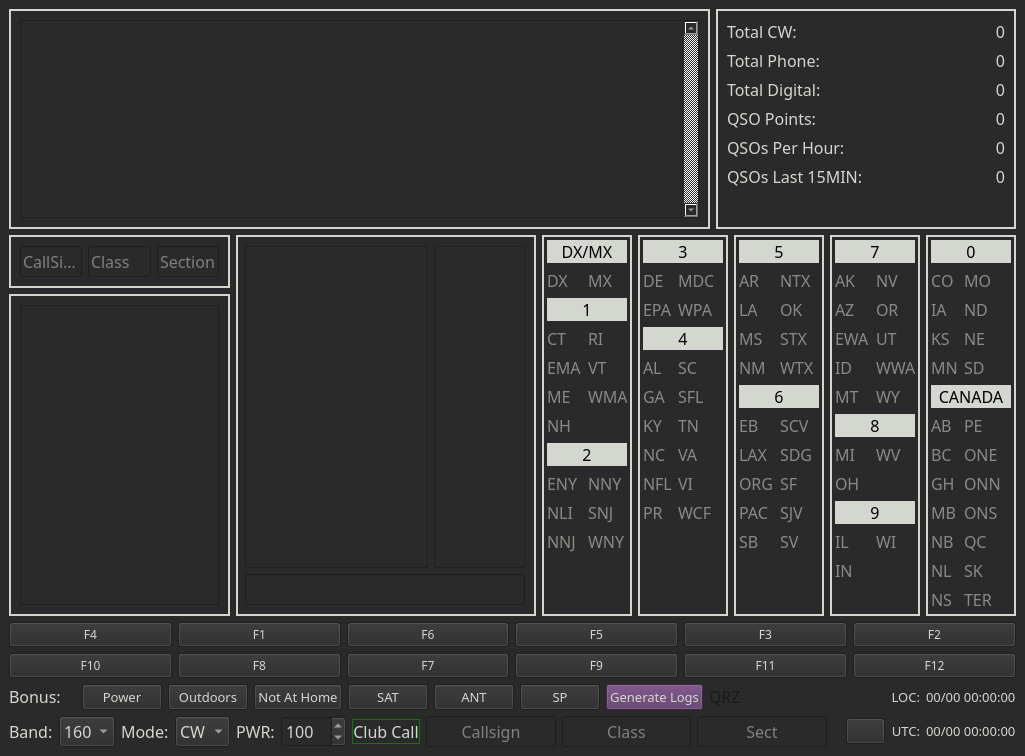
Qt form wfdlogger/data/main.ui (mbridak/WinterFieldDayLogger) before a commit.
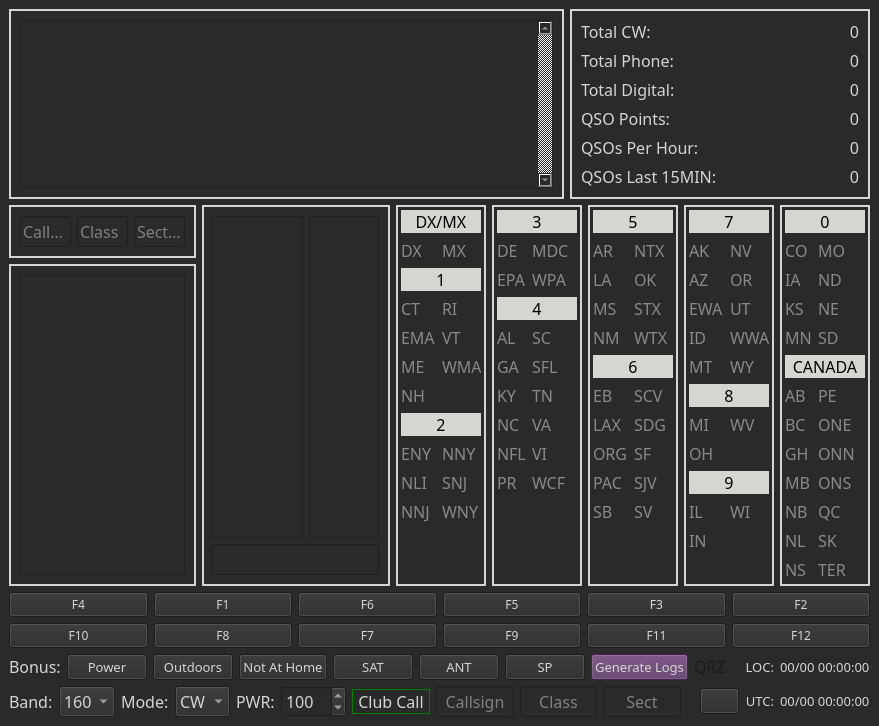
The same form after that commit. Icons and pictures are not drawn.

Commit message: Visual tweaks for button grouping when resizing.

```diff
--- a/wfdlogger/data/main.ui
+++ b/wfdlogger/data/main.ui
@@ -6,8 +6,8 @@
    <rect>
     <x>0</x>
     <y>0</y>
-    <width>1025</width>
-    <height>756</height>
+    <width>800</width>
+    <height>600</height>
    </rect>
   </property>
   <property name="sizePolicy">
@@ -544,7 +544,7 @@
            <property name="font">
             <font>
              <family>JetBrains Mono</family>
-             <pointsize>12</pointsize>
+             <pointsize>10</pointsize>
             </font>
            </property>
            <property name="focusPolicy">
@@ -569,7 +569,7 @@
            <property name="font">
             <font>
              <family>JetBrains Mono</family>
-             <pointsize>12</pointsize>
+             <pointsize>10</pointsize>
             </font>
            </property>
            <property name="focusPolicy">
@@ -2940,6 +2940,19 @@
         </property>
        </widget>
       </item>
+      <item>
+       <spacer name="horizontalSpacer_4">
+        <property name="orientation">
+         <enum>Qt::Horizontal</enum>
+        </property>
+        <property name="sizeHint" stdset="0">
+         <size>
+          <width>40</width>
+          <height>20</height>
+         </size>
+        </property>
+       </spacer>
+      </item>
       <item>
        <widget class="QPushButton" name="run_button">
         <property name="font">
@@ -2976,6 +2989,19 @@
         </property>
        </widget>
       </item>
+      <item>
+       <spacer name="horizontalSpacer_5">
+        <property name="orientation">
+         <enum>Qt::Horizontal</enum>
+        </property>
+        <property name="sizeHint" stdset="0">
+         <size>
+          <width>40</width>
+          <height>20</height>
+         </size>
+        </property>
+       </spacer>
+      </item>
       <item>
        <widget class="QLabel" name="QRZ_icon">
         <property name="sizePolicy">
@@ -3020,6 +3046,19 @@
         </property>
        </widget>
       </item>
+      <item>
+       <spacer name="horizontalSpacer_6">
+        <property name="orientation">
+         <enum>Qt::Horizontal</enum>
+        </property>
+        <property name="sizeHint" stdset="0">
+         <size>
+          <width>40</width>
+          <height>20</height>
+         </size>
+        </property>
+       </spacer>
+      </item>
       <item>
        <widget class="QLabel" name="label_8">
         <property name="sizePolicy">
@@ -3271,6 +3310,19 @@
         </property>
        </widget>
       </item>
+      <item>
+       <spacer name="horizontalSpacer">
+        <property name="orientation">
+         <enum>Qt::Horizontal</enum>
+        </property>
+        <property name="sizeHint" stdset="0">
+         <size>
+          <width>40</width>
+          <height>20</height>
+         </size>
+        </property>
+       </spacer>
+      </item>
       <item>
        <widget class="QLabel" name="group_call_indicator">
         <property name="sizePolicy">
@@ -3286,7 +3338,7 @@
          </font>
         </property>
         <property name="styleSheet">
-         <string notr="true">border: 1px solid green;</string>
+         <string notr="true">border: 1px solid green;padding-right: 5px;padding-left:5px;</string>
         </property>
         <property name="text">
          <string>Club Call</string>
@@ -3377,6 +3429,19 @@
         </property>
        </widget>
       </item>
+      <item>
+       <spacer name="horizontalSpacer_2">
+        <property name="orientation">
+         <enum>Qt::Horizontal</enum>
+        </property>
+        <property name="sizeHint" stdset="0">
+         <size>
+          <width>40</width>
+          <height>20</height>
+         </size>
+        </property>
+       </spacer>
+      </item>
       <item>
        <widget class="QLabel" name="radio_icon">
         <property name="font">
@@ -3414,6 +3479,19 @@
         </property>
        </widget>
       </item>
+      <item>
+       <spacer name="horizontalSpacer_3">
+        <property name="orientation">
+         <enum>Qt::Horizontal</enum>
+        </property>
+        <property name="sizeHint" stdset="0">
+         <size>
+          <width>40</width>
+          <height>20</height>
+         </size>
+        </property>
+       </spacer>
+      </item>
       <item>
        <widget class="QLabel" name="label_7">
         <property name="sizePolicy">
```
Left out of the diff: 6 changed lines with no effect on the pictures.
